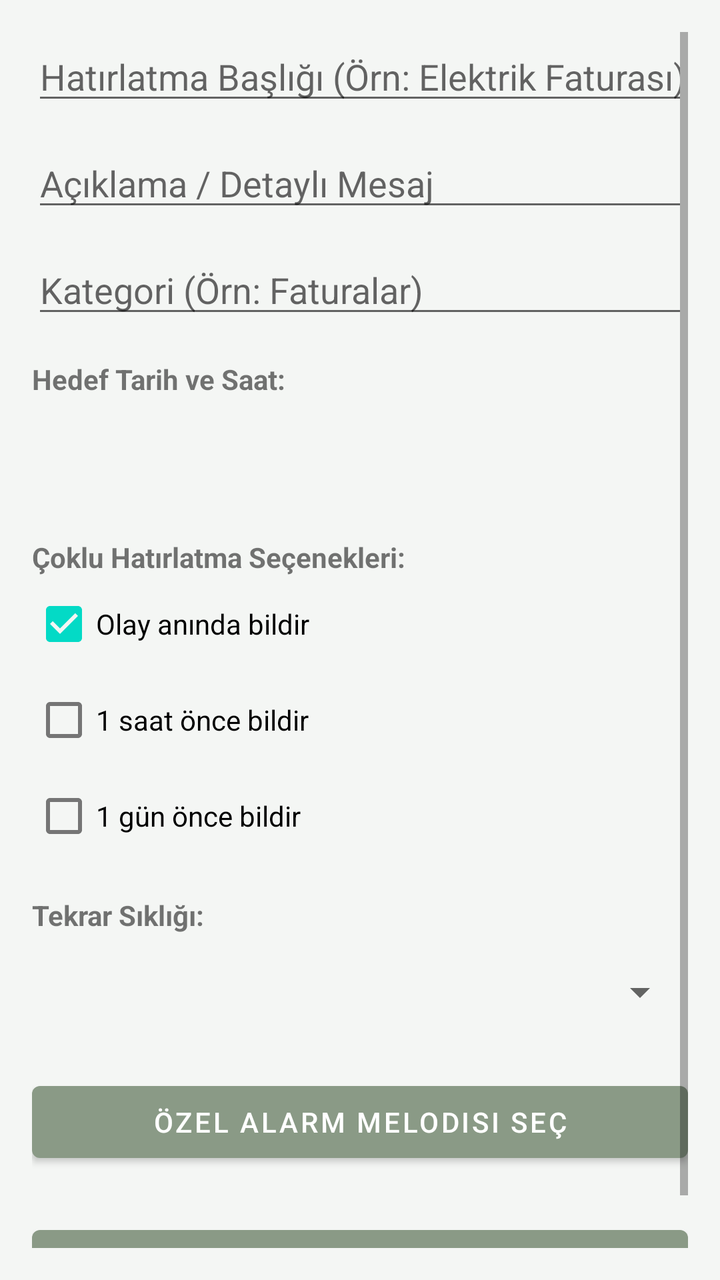
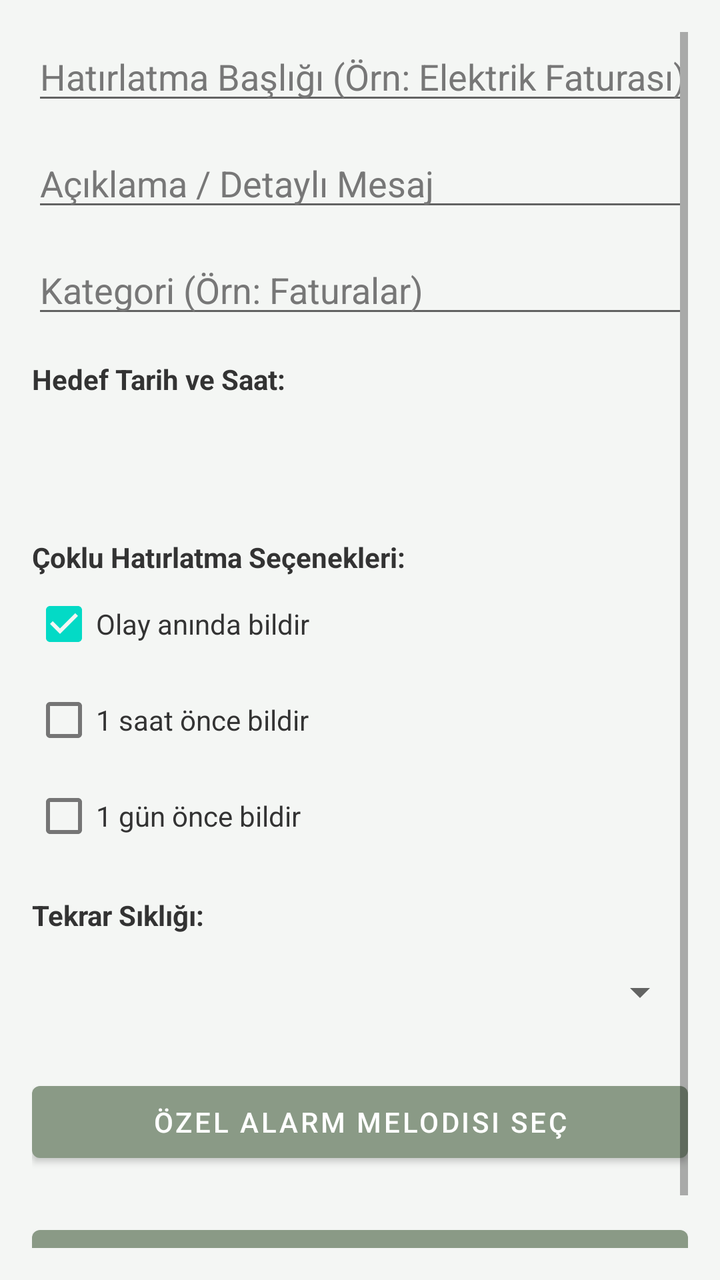

An Android layout rendered at two revisions. The XML below is the earlier revision; the diff shows what the commit changed to produce the second picture.
<!-- AndroidManifest.xml: application theme Theme.Hatirlat.Sage -->
<!-- res/layout/activity_reminder_edit.xml -->
<?xml version="1.0" encoding="utf-8"?>
<ScrollView xmlns:android="http://schemas.android.com/apk/res/android"
    android:layout_width="match_parent"
    android:layout_height="match_parent"
    android:padding="16dp">

    <LinearLayout
        android:layout_width="match_parent"
        android:layout_height="wrap_content"
        android:orientation="vertical">

        <EditText
            android:id="@+id/etTitle"
            android:layout_width="match_parent"
            android:layout_height="wrap_content"
            android:hint="Hatırlatma Başlığı (Örn: Elektrik Faturası)"
            android:inputType="text" />

        <EditText
            android:id="@+id/etDescription"
            android:layout_width="match_parent"
            android:layout_height="wrap_content"
            android:hint="Açıklama / Detaylı Mesaj"
            android:inputType="textMultiLine"
            android:layout_marginTop="12dp" />

        <EditText
            android:id="@+id/etCategory"
            android:layout_width="match_parent"
            android:layout_height="wrap_content"
            android:hint="Kategori (Örn: Faturalar)"
            android:inputType="text"
            android:layout_marginTop="12dp" />

        <TextView
            android:layout_width="wrap_content"
            android:layout_height="wrap_content"
            android:text="Hedef Tarih ve Saat:"
            android:textStyle="bold"
            android:layout_marginTop="16dp" />

        <TextView
            android:id="@+id/tvSelectedDate"
            android:layout_width="match_parent"
            android:layout_height="50dp"
            android:gravity="center_vertical"
            android:textSize="16sp"
            android:background="?android:attr/selectableItemBackground"
            android:layout_marginTop="4dp" />

        <TextView
            android:layout_width="wrap_content"
            android:layout_height="wrap_content"
            android:text="Çoklu Hatırlatma Seçenekleri:"
            android:textStyle="bold"
            android:layout_marginTop="16dp" />

        <CheckBox
            android:id="@+id/cbAtTime"
            android:layout_width="wrap_content"
            android:layout_height="wrap_content"
            android:text="Olay anında bildir"
            android:checked="true" />

        <CheckBox
            android:id="@+id/cb1HourBefore"
            android:layout_width="wrap_content"
            android:layout_height="wrap_content"
            android:text="1 saat önce bildir" />

        <CheckBox
            android:id="@+id/cb1DayBefore"
            android:layout_width="wrap_content"
            android:layout_height="wrap_content"
            android:text="1 gün önce bildir" />

        <TextView
            android:layout_width="wrap_content"
            android:layout_height="wrap_content"
            android:text="Tekrar Sıklığı:"
            android:textStyle="bold"
            android:layout_marginTop="16dp" />

        <Spinner
            android:id="@+id/spinnerRepeat"
            android:layout_width="match_parent"
            android:layout_height="50dp"
            android:layout_marginTop="4dp" />

        <Button
            android:id="@+id/btnSelectRingtone"
            android:layout_width="match_parent"
            android:layout_height="wrap_content"
            android:text="Özel Alarm Melodisi Seç"
            android:layout_marginTop="16dp" />

        <Button
            android:id="@+id/btnSaveReminder"
            android:layout_width="match_parent"
            android:layout_height="60dp"
            android:text="Kaydet ve Planla"
            android:layout_marginTop="24dp" />

    </LinearLayout>
</ScrollView>
<!-- resources referenced by this layout -->
<resources>
  <style name="Theme.Hatirlat.Sage" parent="Theme.MaterialComponents.DayNight.NoActionBar">
          <item name="colorPrimary">@color/sage_primary</item>
          <item name="android:windowBackground">@color/sage_background</item>
      </style>
  <color name="sage_primary">#8A9A86</color>
  <color name="sage_background">#F4F6F4</color>
</resources>

<!-- the commit's change to res/layout/activity_reminder_edit.xml (unified diff, before → after) -->
@@ -2,6 +2,7 @@
 <ScrollView xmlns:android="http://schemas.android.com/apk/res/android"
     android:layout_width="match_parent"
     android:layout_height="match_parent"
+    android:background="#F4F6F4"
     android:padding="16dp">
 
     <LinearLayout
@@ -14,6 +15,8 @@
             android:layout_width="match_parent"
             android:layout_height="wrap_content"
             android:hint="Hatırlatma Başlığı (Örn: Elektrik Faturası)"
+            android:textColor="#222222"
+            android:textColorHint="#777777"
             android:inputType="text" />
 
         <EditText
@@ -21,6 +24,8 @@
             android:layout_width="match_parent"
             android:layout_height="wrap_content"
             android:hint="Açıklama / Detaylı Mesaj"
+            android:textColor="#222222"
+            android:textColorHint="#777777"
             android:inputType="textMultiLine"
             android:layout_marginTop="12dp" />
 
@@ -29,6 +34,8 @@
             android:layout_width="match_parent"
             android:layout_height="wrap_content"
             android:hint="Kategori (Örn: Faturalar)"
+            android:textColor="#222222"
+            android:textColorHint="#777777"
             android:inputType="text"
             android:layout_marginTop="12dp" />
 
@@ -37,6 +44,7 @@
             android:layout_height="wrap_content"
             android:text="Hedef Tarih ve Saat:"
             android:textStyle="bold"
+            android:textColor="#333333"
             android:layout_marginTop="16dp" />
 
         <TextView
@@ -45,6 +53,7 @@
             android:layout_height="50dp"
             android:gravity="center_vertical"
             android:textSize="16sp"
+            android:textColor="#222222"
             android:background="?android:attr/selectableItemBackground"
             android:layout_marginTop="4dp" />
 
@@ -53,6 +62,7 @@
             android:layout_height="wrap_content"
             android:text="Çoklu Hatırlatma Seçenekleri:"
             android:textStyle="bold"
+            android:textColor="#333333"
             android:layout_marginTop="16dp" />
 
         <CheckBox
@@ -60,18 +70,21 @@
             android:layout_width="wrap_content"
             android:layout_height="wrap_content"
             android:text="Olay anında bildir"
+            android:textColor="#333333"
             android:checked="true" />
 
         <CheckBox
             android:id="@+id/cb1HourBefore"
             android:layout_width="wrap_content"
             android:layout_height="wrap_content"
+            android:textColor="#333333"
             android:text="1 saat önce bildir" />
 
         <CheckBox
             android:id="@+id/cb1DayBefore"
             android:layout_width="wrap_content"
             android:layout_height="wrap_content"
+            android:textColor="#333333"
             android:text="1 gün önce bildir" />
 
         <TextView
@@ -79,6 +92,7 @@
             android:layout_height="wrap_content"
             android:text="Tekrar Sıklığı:"
             android:textStyle="bold"
+            android:textColor="#333333"
             android:layout_marginTop="16dp" />
 
         <Spinner
